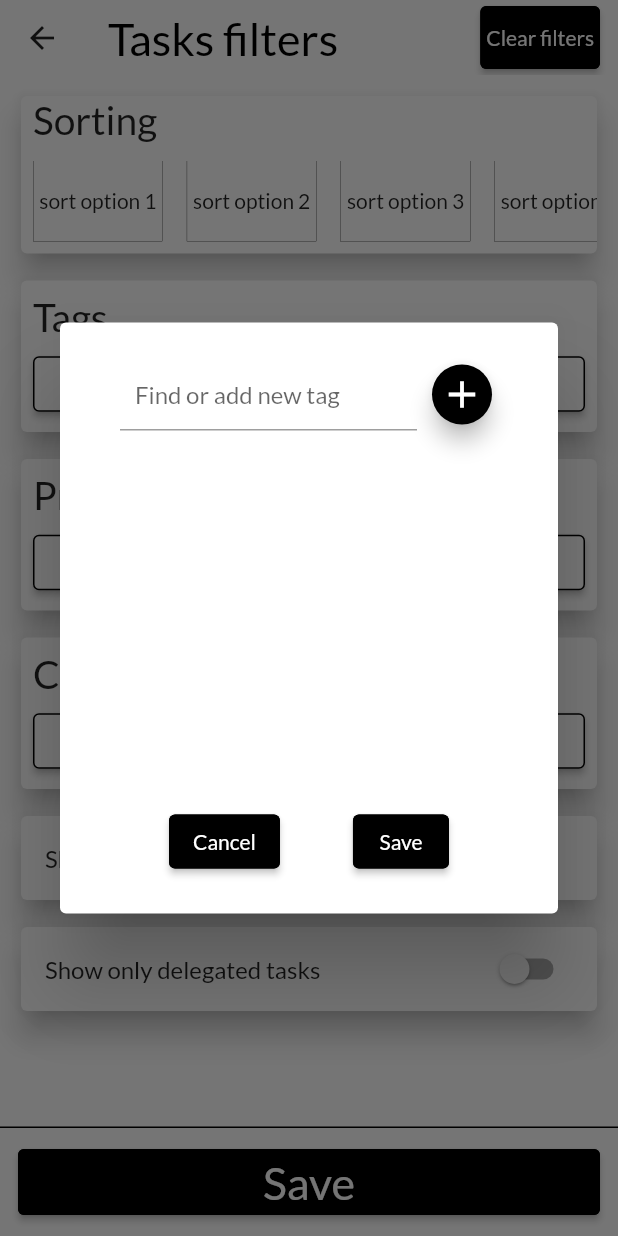
After one commit to BartoszRudnik/ProductiveAppFrontend, a Flutter app: the FiltersScreen screen opened by its route, after a tap on "Choose tags", on a phone screen of 412 x 824 dp. The commit adds this screen. Run offline on Flutter 3.47's test engine with Material 2 defaults, Android fonts, the phone set to English and light mode, and no system bars; our stand-ins replace badges, shared_preferences; missing offline and left inert: global_configuration; accounts and stored records are empty.

Commit message:
filtrowanie zadan po tagach

```diff
--- a/lib/task_page/models/settings.dart
+++ b/lib/task_page/models/settings.dart
@@ -5,11 +5,13 @@ class Settings {
   bool showOnlyDelegated = false;
   List<String> collaborators;
   List<String> priorities;
+  List<String> tags;
 
   Settings({
     @required this.showOnlyUnfinished,
     @required this.showOnlyDelegated,
     this.collaborators,
     this.priorities,
+    this.tags,
   });
 }
--- a/lib/task_page/providers/settings_provider.dart
+++ b/lib/task_page/providers/settings_provider.dart
@@ -17,6 +17,7 @@ class SettingsProvider with ChangeNotifier {
   }) {
     this.userSettings.collaborators = [];
     this.userSettings.priorities = [];
+    this.userSettings.tags = [];
   }
 
   String _serverUrl = GlobalConfiguration().getValue("serverUrl");
@@ -31,6 +32,11 @@ class SettingsProvider with ChangeNotifier {
 
       List<String> collaborators = [];
       List<String> priorities = [];
+      List<String> tags = [];
+
+      for (var element in responseBody['tags']) {
+        tags.add(element);
+      }
 
       for (var element in responseBody['priorities']) {
         priorities.add(element);
@@ -45,8 +51,43 @@ class SettingsProvider with ChangeNotifier {
         showOnlyDelegated: responseBody['showOnlyDelegated'],
         collaborators: collaborators,
         priorities: priorities,
+        tags: tags,
       );
       this.userSettings = newSettings;
+
+      notifyListeners();
+    } catch (error) {
+      print(error);
+      throw (error);
+    }
+  }
+
+  Future<void> addFilterTags(List<String> tags) async {
+    final finalUrl = this._serverUrl + 'filterSettings/addFilterTag/${this.userMail}';
+
+    try {
+      final response = await http.post(
+        finalUrl,
+        body: json.encode(
+          {
+            'tags': tags,
+          },
+        ),
+        headers: {
+          'content-type': 'application/json',
+          'accept': 'application/json',
+        },
+      );
+
+      if (tags != null) {
+        tags.forEach(
+          (element) {
+            if (!this.userSettings.tags.contains(element)) {
+              this.userSettings.tags.add(element);
+            }
+          },
+        );
+      }
 
       notifyListeners();
     } catch (error) {
@@ -121,6 +162,29 @@ class SettingsProvider with ChangeNotifier {
     }
   }
 
+  Future<void> deleteFilterTag(String tag) async {
+    final finalUrl = this._serverUrl + 'filterSettings/deleteFilterTag/${this.userMail}';
+
+    try {
+      final response = await http.post(
+        finalUrl,
+        body: json.encode(
+          {
+            'tag': tag,
+          },
+        ),
+      );
+      if (tag != null) {
+        this.userSettings.tags.remove(tag);
+      }
+
+      notifyListeners();
+    } catch (error) {
+      print(error);
+      throw (error);
+    }
+  }
+
   Future<void> deleteFilterPriority(String priority) async {
     final finalUrl = this._serverUrl + 'filterSettings/deleteFilterPriority/${this.userMail}';
 
@@ -169,6 +233,27 @@ class SettingsProvider with ChangeNotifier {
       if (collaboratorEmail != null) {
         this.userSettings.collaborators.remove(collaboratorEmail);
       }
+
+      notifyListeners();
+    } catch (error) {
+      print(error);
+      throw (error);
+    }
+  }
+
+  Future<void> clearFilterTags() async {
+    final finalUrl = this._serverUrl + 'filterSettings/clearFilterTags/${this.userMail}';
+
+    try {
+      await http.post(
+        finalUrl,
+        headers: {
+          'content-type': 'application/json',
+          'accept': 'application/json',
+        },
+      );
+
+      this.userSettings.tags = [];
 
       notifyListeners();
     } catch (error) {
--- a/lib/task_page/task_screens/anyTime_screen.dart
+++ b/lib/task_page/task_screens/anyTime_screen.dart
@@ -44,6 +44,9 @@ class _AnytimeScreenState extends State<AnytimeScreen> {
     }
     if (userSettings.priorities != null && userSettings.priorities.length >= 1) {
       tasks = Provider.of<TaskProvider>(context, listen: false).filterPriority(tasks, userSettings.priorities);
+    }
+    if (userSettings.tags != null && userSettings.tags.length >= 1) {
+      tasks = Provider.of<TaskProvider>(context, listen: false).filterTags(tasks, userSettings.tags);
     }
 
     return Padding(
--- a/lib/task_page/task_screens/delegated_screen.dart
+++ b/lib/task_page/task_screens/delegated_screen.dart
@@ -35,6 +35,9 @@ class _DelegatedScreenState extends State<DelegatedScreen> {
     }
     if (userSettings.priorities != null && userSettings.priorities.length >= 1) {
       tasks = Provider.of<TaskProvider>(context, listen: false).filterPriority(tasks, userSettings.priorities);
+    }
+    if (userSettings.tags != null && userSettings.tags.length >= 1) {
+      tasks = Provider.of<TaskProvider>(context, listen: false).filterTags(tasks, userSettings.tags);
     }
 
     return Padding(
--- a/lib/task_page/task_screens/filters_screen.dart
+++ b/lib/task_page/task_screens/filters_screen.dart
@@ -1,5 +1,7 @@
 import 'package:flutter/material.dart';
 import 'package:productive_app/task_page/widgets/filter_priority_dialog.dart';
+import 'package:productive_app/task_page/widgets/filter_tags_dialog.dart';
+import 'package:productive_app/task_page/widgets/tags_dialog.dart';
 import 'package:provider/provider.dart';
 
 import '../providers/settings_provider.dart';
@@ -18,6 +20,7 @@ class _FiltersScreenState extends State<FiltersScreen> {
   Widget build(BuildContext context) {
     final userSettings = Provider.of<SettingsProvider>(context).userSettings;
 
+    List<String> tags = userSettings.tags;
     List<String> priorities = userSettings.priorities;
     List<String> collaborators = userSettings.collaborators;
     bool showOnlyUnfinished = userSettings.showOnlyUnfinished;
@@ -226,7 +229,22 @@ class _FiltersScreenState extends State<FiltersScreen> {
                                   primary: Theme.of(context).accentColor,
                                   side: BorderSide(color: Theme.of(context).primaryColor),
                                 ),
-                                onPressed: () {},
+                                onPressed: () async {
+                                  final selected = await showDialog(
+                                    context: context,
+                                    builder: (context) {
+                                      if (tags != null) {
+                                        return FilterTagsDialog(choosenTags: tags);
+                                      } else {
+                                        return FilterTagsDialog();
+                                      }
+                                    },
+                                  );
+
+                                  if (selected != null && selected.length >= 1) {
+                                    Provider.of<SettingsProvider>(context, listen: false).addFilterTags(selected);
+                                  }
+                                },
                                 child: Text(
                                   'Choose tags',
                                   style: TextStyle(
@@ -238,6 +256,51 @@ class _FiltersScreenState extends State<FiltersScreen> {
                             ),
                           ],
                         ),
+                        if (tags != null && tags.length >= 1)
+                          Container(
+                            height: 60,
+                            child: ListView.builder(
+                              scrollDirection: Axis.horizontal,
+                              itemCount: tags.length,
+                              itemBuilder: (context, index) => Padding(
+                                padding: const EdgeInsets.symmetric(vertical: 8),
+                                child: Container(
+                                  alignment: Alignment.center,
+                                  padding: EdgeInsets.symmetric(horizontal: 4),
+                                  margin: EdgeInsets.symmetric(horizontal: 8),
+                                  decoration: BoxDecoration(
+                                    color: Colors.grey,
+                                    border: Border.all(
+                                      color: Theme.of(context).primaryColor,
+                                      width: 0.7,
+                                    ),
+                                  ),
+                                  child: Row(
+                                    mainAxisAlignment: MainAxisAlignment.spaceBetween,
+                                    children: [
+                                      Padding(
+                                        padding: const EdgeInsets.only(left: 16.0),
+                                        child: Text(
+                                          tags[index],
+                                          style: TextStyle(color: Theme.of(context).accentColor, fontSize: 18),
+                                        ),
+                                      ),
+                                      IconButton(
+                                        icon: Icon(Icons.cancel_outlined, color: Theme.of(context).accentColor),
+                                        onPressed: () {
+                                          setState(
+                                            () {
+                                              Provider.of<SettingsProvider>(context, listen: false).deleteFilterTag(tags[index]);
+                                            },
+                                          );
+                                        },
+                                      ),
+                                    ],
+                                  ),
+                                ),
+                              ),
+                            ),
+                          ),
                       ],
                     ),
                   ),
--- a/lib/task_page/task_screens/inbox_screen.dart
+++ b/lib/task_page/task_screens/inbox_screen.dart
@@ -44,6 +44,9 @@ class _InboxScreenState extends State<InboxScreen> {
     }
     if (userSettings.priorities != null && userSettings.priorities.length >= 1) {
       tasks = Provider.of<TaskProvider>(context, listen: false).filterPriority(tasks, userSettings.priorities);
+    }
+    if (userSettings.tags != null && userSettings.tags.length >= 1) {
+      tasks = Provider.of<TaskProvider>(context, listen: false).filterTags(tasks, userSettings.tags);
     }
 
     return Padding(
--- a/lib/task_page/task_screens/scheduled_screen.dart
+++ b/lib/task_page/task_screens/scheduled_screen.dart
@@ -55,6 +55,11 @@ class _ScheduledScreenState extends State<ScheduledScreen> {
       before = Provider.of<TaskProvider>(context, listen: false).filterPriority(before, userSettings.priorities);
       today = Provider.of<TaskProvider>(context, listen: false).filterPriority(today, userSettings.priorities);
       after = Provider.of<TaskProvider>(context, listen: false).filterPriority(after, userSettings.priorities);
+    }
+    if (userSettings.tags != null && userSettings.tags.length >= 1) {
+      before = Provider.of<TaskProvider>(context, listen: false).filterTags(before, userSettings.tags);
+      today = Provider.of<TaskProvider>(context, listen: false).filterTags(today, userSettings.tags);
+      after = Provider.of<TaskProvider>(context, listen: false).filterTags(after, userSettings.tags);
     }
 
     return RefreshIndicator(
--- /dev/null
+++ b/lib/task_page/widgets/filter_tags_dialog.dart
@@ -0,0 +1,170 @@
+import 'package:flutter/material.dart';
+import 'package:provider/provider.dart';
+
+import '../models/tag.dart';
+import '../providers/delegate_provider.dart';
+import '../providers/tag_provider.dart';
+
+class FilterTagsDialog extends StatelessWidget {
+  final _tagKey = GlobalKey<FormState>();
+
+  List<String> choosenTags = [];
+
+  FilterTagsDialog({
+    this.choosenTags,
+  });
+
+  @override
+  Widget build(BuildContext context) {
+    List<Tag> tags = Provider.of<TagProvider>(context).tags;
+    List<Tag> filteredTags = List<Tag>.from(tags);
+
+    filteredTags.forEach(
+      (element) {
+        if (this.choosenTags != null && this.choosenTags.contains(element.name)) {
+          element.isSelected = true;
+        } else {
+          element.isSelected = false;
+        }
+      },
+    );
+
+    return StatefulBuilder(
+      builder: (context, setState) {
+        return AlertDialog(
+          content: Container(
+            height: 350,
+            width: 350,
+            child: Column(
+              mainAxisSize: MainAxisSize.min,
+              children: <Widget>[
+                ListTile(
+                  horizontalTitleGap: 6,
+                  title: Form(
+                    key: this._tagKey,
+                    child: TextFormField(
+                      onChanged: (value) {
+                        setState(() {
+                          filteredTags = tags.where((element) => element.name.toLowerCase().contains(value.toLowerCase())).toList();
+                        });
+                      },
+                      validator: (value) {
+                        if (value.isEmpty) {
+                          return 'tag name cannot be empty';
+                        }
+                        return null;
+                      },
+                      onSaved: (value) async {
+                        final alreadyExists = tags.where((element) => element.name == value);
+                        if (alreadyExists.isEmpty) {
+                          try {
+                            await Provider.of<TagProvider>(context, listen: false).addTag(Tag(id: tags.length + 1, name: value));
+                          } catch (error) {
+                            print(error);
+                          }
+                        }
+                      },
+                      maxLines: null,
+                      decoration: InputDecoration(
+                        contentPadding: EdgeInsets.all(10),
+                        hintText: 'Find or add new tag',
+                      ),
+                    ),
+                  ),
+                  trailing: FloatingActionButton(
+                    mini: true,
+                    child: Icon(
+                      Icons.add,
+                      color: Theme.of(context).accentColor,
+                      size: 30,
+                    ),
+                    onPressed: () {
+                      final isValid = this._tagKey.currentState.validate();
+                      if (isValid) {
+                        this._tagKey.currentState.save();
+                        this._tagKey.currentState.reset();
+                        filteredTags = tags;
+                      }
+                    },
+                    backgroundColor: Theme.of(context).primaryColor,
+                  ),
+                ),
+                Expanded(
+                  child: ListView.builder(
+                    padding: EdgeInsets.all(10),
+                    itemCount: filteredTags.length,
+                    itemBuilder: (ctx, tagIndex) {
+                      return GestureDetector(
+                        onTap: () {
+                          setState(() {
+                            filteredTags[tagIndex].isSelected = !filteredTags[tagIndex].isSelected;
+                            this.choosenTags.add(filteredTags[tagIndex].name);
+                          });
+                        },
+                        child: Card(
+                          color: filteredTags[tagIndex].isSelected ? Theme.of(context).primaryColor : Theme.of(context).accentColor,
+                          child: Padding(
+                            padding: EdgeInsets.all(10),
+                            child: Text(
+                              filteredTags[tagIndex].name,
+                              style: TextStyle(
+                                color: filteredTags[tagIndex].isSelected ? Theme.of(context).accentColor : Theme.of(context).primaryColor,
+                              ),
+                            ),
+                          ),
+                        ),
+                      );
+                    },
+                  ),
+                ),
+                Row(
+                  mainAxisAlignment: MainAxisAlignment.spaceEvenly,
+                  children: [
+                    ElevatedButton(
+                      style: ElevatedButton.styleFrom(
+                        primary: Theme.of(context).primaryColor,
+                        side: BorderSide(color: Theme.of(context).primaryColor),
+                      ),
+                      onPressed: () {
+                        filteredTags.forEach((element) {
+                          element.isSelected = false;
+                        });
+                        Navigator.of(context).pop();
+                      },
+                      child: Text(
+                        'Cancel',
+                        style: TextStyle(
+                          fontSize: 14,
+                          color: Theme.of(context).accentColor,
+                        ),
+                      ),
+                    ),
+                    ElevatedButton(
+                      style: ElevatedButton.styleFrom(
+                        primary: Theme.of(context).primaryColor,
+                        side: BorderSide(color: Theme.of(context).primaryColor),
+                      ),
+                      onPressed: () {
+                        filteredTags.forEach((element) {
+                          element.isSelected = false;
+                        });
+                        Navigator.of(context).pop(this.choosenTags);
+                      },
+                      child: Text(
+                        'Save',
+                        style: TextStyle(
+                          fontSize: 14,
+                          color: Theme.of(context).accentColor,
+                        ),
+                      ),
+                    ),
+                  ],
+                ),
+              ],
+            ),
+          ),
+        );
+      },
+    );
+  }
+}
--- a/lib/task_page/widgets/filters_appBar.dart
+++ b/lib/task_page/widgets/filters_appBar.dart
@@ -49,6 +49,9 @@ class FiltersAppBar extends StatelessWidget with PreferredSizeWidget {
               if (userSettings.priorities != null) {
                 Provider.of<SettingsProvider>(context, listen: false).clearFilterPriorities();
               }
+              if (userSettings.tags != null) {
+                Provider.of<SettingsProvider>(context, listen: false).clearFilterTags();
+              }
             },
             child: Text(
               'Clear filters',
```
Also changed, not shown: lib/task_page/providers/task_provider.dart (+25 -0 lines).
